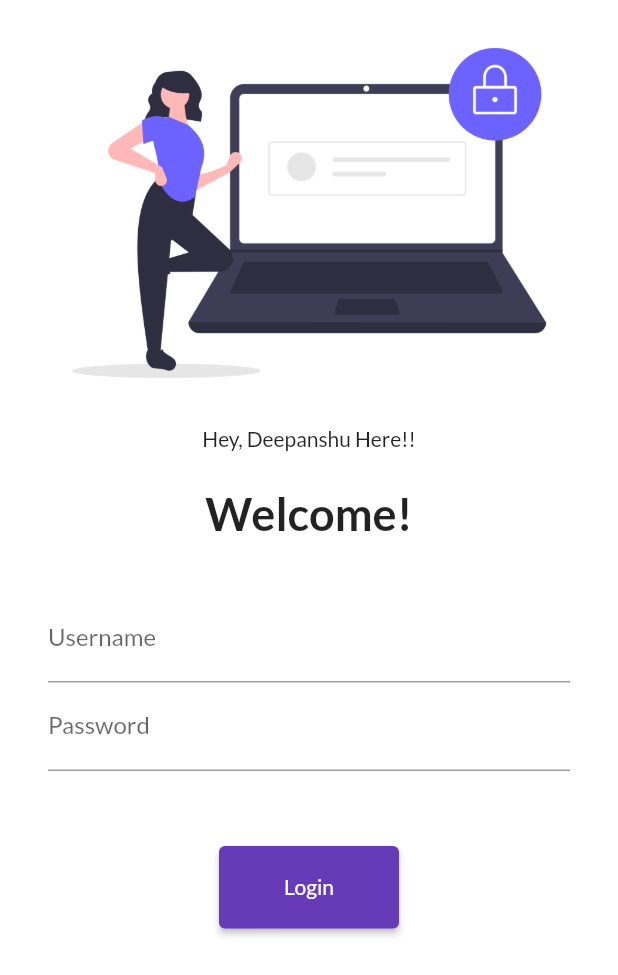
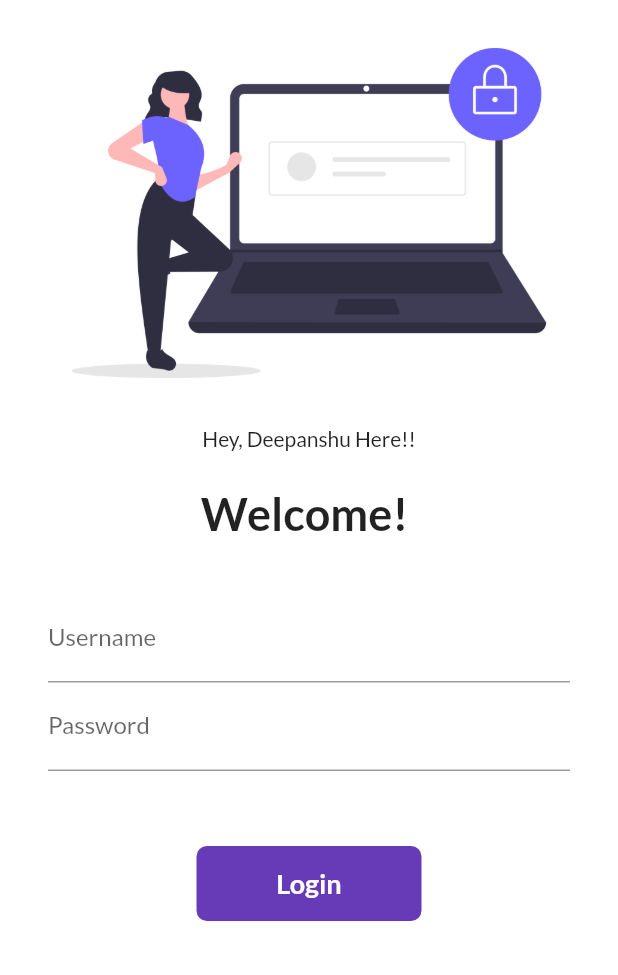
Before and after one commit to deepanshu005/Catlog_App, a Flutter app: the screen it shows after launch, on a phone screen of 412 x 824 dp. Shown: the top 975 px of the screen. Run offline on Flutter 3.47's test engine with Material 2 defaults, Android fonts, the phone set to English and light mode, and no system bars; our stand-ins replace google_fonts.

Commit message:
Day6 completed

```diff
--- a/lib/pages/login_page.dart
+++ b/lib/pages/login_page.dart
@@ -1,7 +1,14 @@
 import 'package:codepur/utils/routes.dart';
 import 'package:flutter/material.dart';
 
-class LoginPage extends StatelessWidget {
+class LoginPage extends StatefulWidget {
+  @override
+  State<LoginPage> createState() => _LoginPageState();
+}
+
+class _LoginPageState extends State<LoginPage> {
+  String name = "";
+  bool changeButton = false;
   @override
   Widget build(BuildContext context) {
     return Material(
@@ -18,7 +25,7 @@ class LoginPage extends StatelessWidget {
               child: Text('Hey, Deepanshu Here!!'),
             ),
             Text(
-              "Welcome!",
+              "Welcome! $name",
               style: TextStyle(
                 fontSize: 30,
                 fontWeight: FontWeight.bold,
@@ -37,6 +44,10 @@ class LoginPage extends StatelessWidget {
                       hintText: "Enter Username ",
                       labelText: "Username",
                     ),
+                    onChanged: (value) {
+                      name = value;
+                      setState(() {}); // calls the build widget
+                    },
                   ),
                   TextFormField(
                     obscureText: true,
@@ -48,13 +59,45 @@ class LoginPage extends StatelessWidget {
                   SizedBox(
                     height: 50.0,
                   ),
-                  ElevatedButton(
-                    onPressed: () {
+                  InkWell(
+                    onTap: () async {
+                      setState(() {
+                        changeButton = true;
+                      });
+                      await Future.delayed(Duration(seconds: 2));
                       Navigator.pushNamed(context, MyRoutes.homeRoute);
                     },
-                    child: Text("Login"),
-                    style: TextButton.styleFrom(minimumSize: Size(120, 55)),
+                    child: AnimatedContainer(
+                      duration: Duration(seconds: 1),
+                      height: 50,
+                      width: changeButton ? 90 : 150,
+                      alignment: Alignment.center,
+                      child: changeButton
+                          ? Icon(
+                              Icons.done,
+                              color: Colors.white,
+                            )
+                          : Text(
+                              "Login",
+                              style: TextStyle(
+                                  color: Colors.white,
+                                  fontWeight: FontWeight.bold,
+                                  fontSize: 18),
+                            ),
+                      decoration: BoxDecoration(
+                        color: Colors.deepPurple,
+                        borderRadius:
+                            BorderRadius.circular(changeButton ? 20 : 7),
+                      ),
+                    ),
                   )
+                  // ElevatedButton(
+                  //   onPressed: () {
+                  //     Navigator.pushNamed(context, MyRoutes.homeRoute);
+                  //   },
+                  //   child: Text("Login"),
+                  //   style: TextButton.styleFrom(minimumSize: Size(120, 55)),
+                  // )
                 ],
               ),
             )
```
